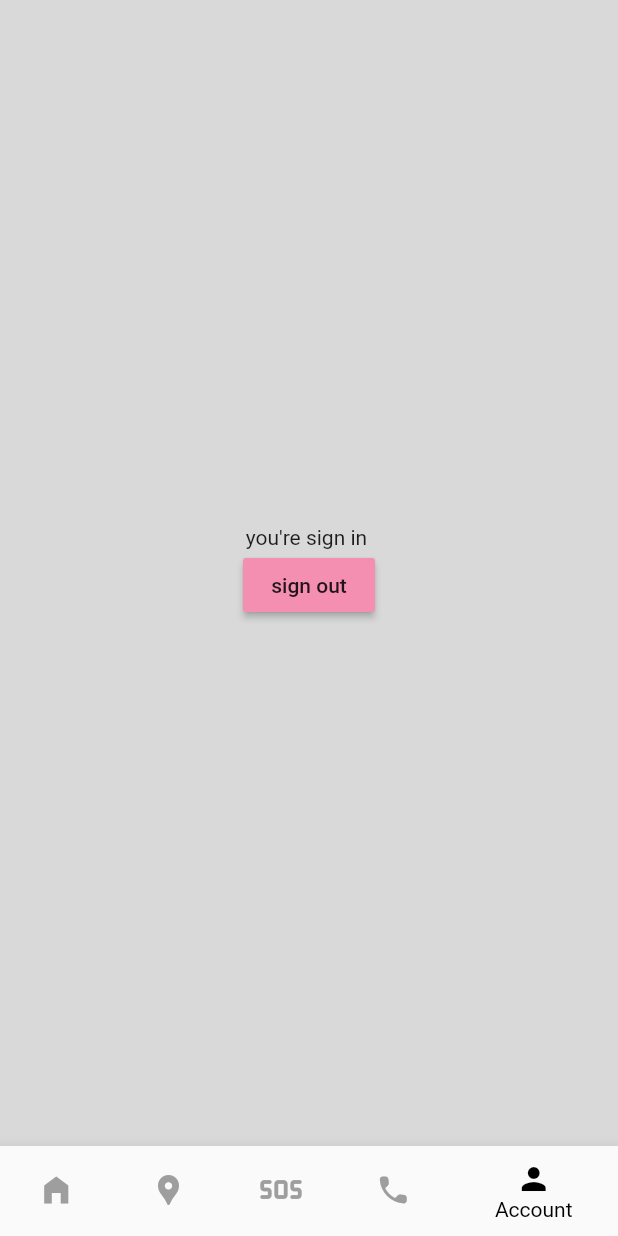
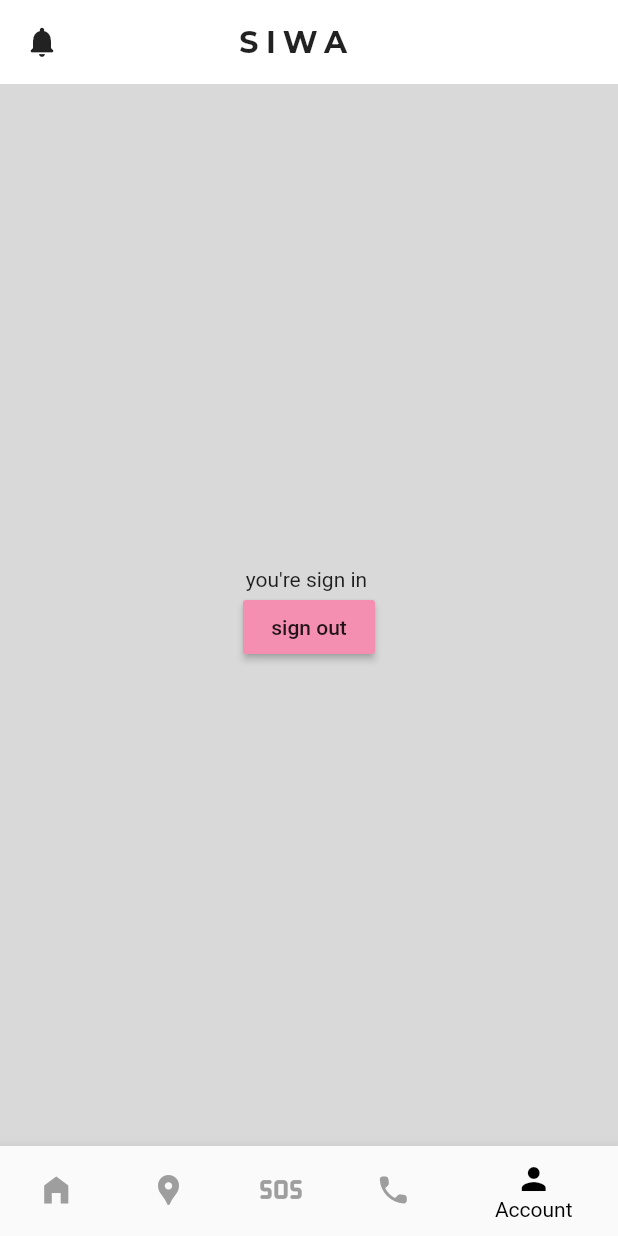
Before and after one commit to ghufran2001-m/graduation-project, a Flutter app: the Home screen opened by its route, item 5 of the bottom bar chosen, on a phone screen of 412 x 824 dp. Run offline on Flutter 3.47's test engine with Material 2 defaults, Android fonts, the phone set to English and light mode, and no system bars; our stand-ins replace firebase_auth, firebase_core, google_fonts, intl_phone_field, pin_code_fields; accounts and stored records are empty.

Commit message:
Your commit message

```diff
--- a/lib/home.dart
+++ b/lib/home.dart
@@ -1,4 +1,5 @@
 import 'package:flutter/material.dart';
+import 'package:google_fonts/google_fonts.dart';
 import 'package:graduation_project/mainscreens/account.dart';
 import 'package:graduation_project/mainscreens/community.dart';
 import 'package:graduation_project/mainscreens/contact.dart';
@@ -14,7 +15,7 @@ class Home extends StatefulWidget {
 }
 
 class _HomeState extends State<Home> {
-  int _selectedIndex =2;
+  int _selectedIndex = 2;
   static final List _widgetOptions = [
     const community_screen(),
     const tracker_screen(),
@@ -28,10 +29,32 @@ class _HomeState extends State<Home> {
       _selectedIndex = index;
     });
   }
+
   @override
   Widget build(BuildContext context) {
     return Scaffold(
-      backgroundColor: Color(0xffD9D9D9),
+      backgroundColor: const Color(0xffD9D9D9),
+      appBar: AppBar(
+        backgroundColor: Colors.white,
+        elevation: 0,
+        title: Padding(
+          padding: const EdgeInsets.only(left: 85),
+          child: Text(
+            'SIWA',
+            style: GoogleFonts.montserrat(
+              color: Colors.black87,
+              fontWeight: FontWeight.bold,
+              letterSpacing: 5,
+              fontSize: 20,
+            ),
+          ),
+        ),
+        leading: IconButton(
+          onPressed: () {},
+          icon: const Icon(Icons.notifications_rounded),
+          color: Colors.black87,
+        ),
+      ),
       body: Center(
         child: _widgetOptions.elementAt(_selectedIndex),
       ),
@@ -50,7 +73,10 @@ class _HomeState extends State<Home> {
               label: 'Tracker',
             ),
             BottomNavigationBarItem(
-              icon: Icon(Icons.sos_rounded, size: 30,),
+              icon: Icon(
+                Icons.sos_rounded,
+                size: 30,
+              ),
               label: '',
             ),
             BottomNavigationBarItem(
--- a/lib/mainscreens/community.dart
+++ b/lib/mainscreens/community.dart
@@ -1,4 +1,7 @@
+// ignore_for_file: camel_case_types
+
 import 'package:flutter/material.dart';
+
 class community_screen extends StatefulWidget {
   const community_screen({super.key});
 
@@ -9,6 +12,6 @@ class community_screen extends StatefulWidget {
 class _community_screenState extends State<community_screen> {
   @override
   Widget build(BuildContext context) {
-    return Container(child: Text('hi'),);
+    return const Text('community');
   }
 }
--- a/lib/mainscreens/contact.dart
+++ b/lib/mainscreens/contact.dart
@@ -1,4 +1,7 @@
+// ignore_for_file: camel_case_types
+
 import 'package:flutter/material.dart';
+
 class Contact_screen extends StatefulWidget {
   const Contact_screen({super.key});
 
@@ -9,6 +12,6 @@ class Contact_screen extends StatefulWidget {
 class _Contact_screenState extends State<Contact_screen> {
   @override
   Widget build(BuildContext context) {
-    return Container(child: Text('hi'),);
+    return const Text('Contact');
   }
 }
--- a/lib/mainscreens/tracker.dart
+++ b/lib/mainscreens/tracker.dart
@@ -1,4 +1,7 @@
+// ignore_for_file: camel_case_types
+
 import 'package:flutter/material.dart';
+
 class tracker_screen extends StatefulWidget {
   const tracker_screen({super.key});
 
@@ -9,6 +12,6 @@ class tracker_screen extends StatefulWidget {
 class _tracker_screenState extends State<tracker_screen> {
   @override
   Widget build(BuildContext context) {
-    return Container(child: Text('hi'),);
+    return const Text('tracker');
   }
 }
```
Also changed, not shown: lib/mainscreens/account.dart (+10 -8 lines), lib/mainscreens/sos.dart (+4 -3 lines), lib/registeration/registeration_screen.dart (+5 -3 lines).
